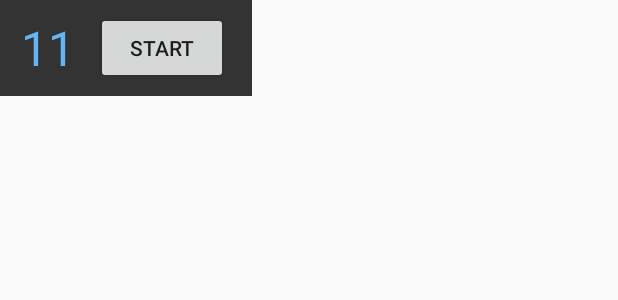
After one commit to simmlemming/volume, an Android app: the layout widget.xml on its own in the app's theme, with its tools: preview values and no code run, on a phone screen of 412 x 824 dp. The commit adds this screen. Shown: the top 300 px of the screen. Run offline under Robolectric (Android 15) with nearby library versions, the phone set to English and light mode, and no system bars.

Commit message:
App has widget.

```diff
--- /dev/null
+++ b/app/src/main/res/layout/widget.xml
@@ -0,0 +1,29 @@
+<?xml version="1.0" encoding="utf-8"?>
+<LinearLayout xmlns:android="http://schemas.android.com/apk/res/android"
+    xmlns:tools="http://schemas.android.com/tools"
+    android:layout_width="wrap_content"
+    android:layout_height="wrap_content"
+    android:background="#333"
+    android:gravity="center_vertical"
+    android:orientation="horizontal"
+    android:padding="8dp">
+
+    <TextView
+        android:id="@+id/level"
+        android:layout_width="wrap_content"
+        android:layout_height="wrap_content"
+        android:gravity="center"
+        android:minWidth="48dp"
+        android:text="-"
+        android:textColor="@color/text_state_active"
+        android:textSize="32sp"
+        tools:text="11" />
+
+    <Button
+        android:id="@+id/start_stop"
+        android:layout_width="wrap_content"
+        android:layout_height="wrap_content"
+        android:layout_marginLeft="8dp"
+        android:layout_marginRight="8dp"
+        android:text="START" />
+</LinearLayout>
--- a/app/src/main/res/values/colors.xml
+++ b/app/src/main/res/values/colors.xml
@@ -3,6 +3,7 @@
     <color name="colorPrimary">#3F51B5</color>
     <color name="colorPrimaryDark">#303F9F</color>
     <color name="colorAccent">#FF4081</color>
-    <color name="vol_up_indicator">#A5D6A7</color>
-    <color name="vol_down_indicator">#FFD54F</color>
+    <color name="text_state_active">#64B5F6</color>
+    <color name="text_state_passive">#E0E0E0</color>
+
 </resources>
```
Also changed, not shown: app/src/main/AndroidManifest.xml (+9 -1 lines), app/src/main/java/org/volume/HeadphonesUnpluggedReceiver.java (+7 -1 lines), app/src/main/java/org/volume/MainActivity.java (+7 -0 lines), app/src/main/java/org/volume/SpeedService.java (+31 -4 lines), app/src/main/java/org/volume/VolumeWidgetProvider.java (added, +38 -0 lines), app/src/main/res/xml/widget_info.xml (added, +10 -0 lines).
